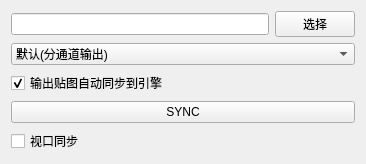
Above: sp_sync_ui.ui from yangskin/SPsync before the change. Below: the same form after it.
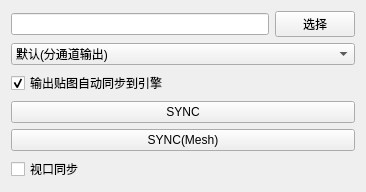
That is the form after the change.

Commit message: 添加同步mesh相关逻辑

The edit to the form file:
```diff
--- a/sp_sync_ui.ui
+++ b/sp_sync_ui.ui
@@ -10,7 +10,7 @@
     <x>0</x>
     <y>0</y>
     <width>366</width>
-    <height>158</height>
+    <height>176</height>
    </rect>
   </property>
   <property name="windowTitle">
@@ -62,6 +62,13 @@
        </property>
       </widget>
      </item>
+     <item>
+      <widget class="QPushButton" name="sync_mesh_button">
+       <property name="text">
+        <string>SYNC(Mesh)</string>
+       </property>
+      </widget>
+     </item>
      <item>
       <widget class="QCheckBox" name="view_sync">
        <property name="text">
```
The commit also changes 9 other files.
